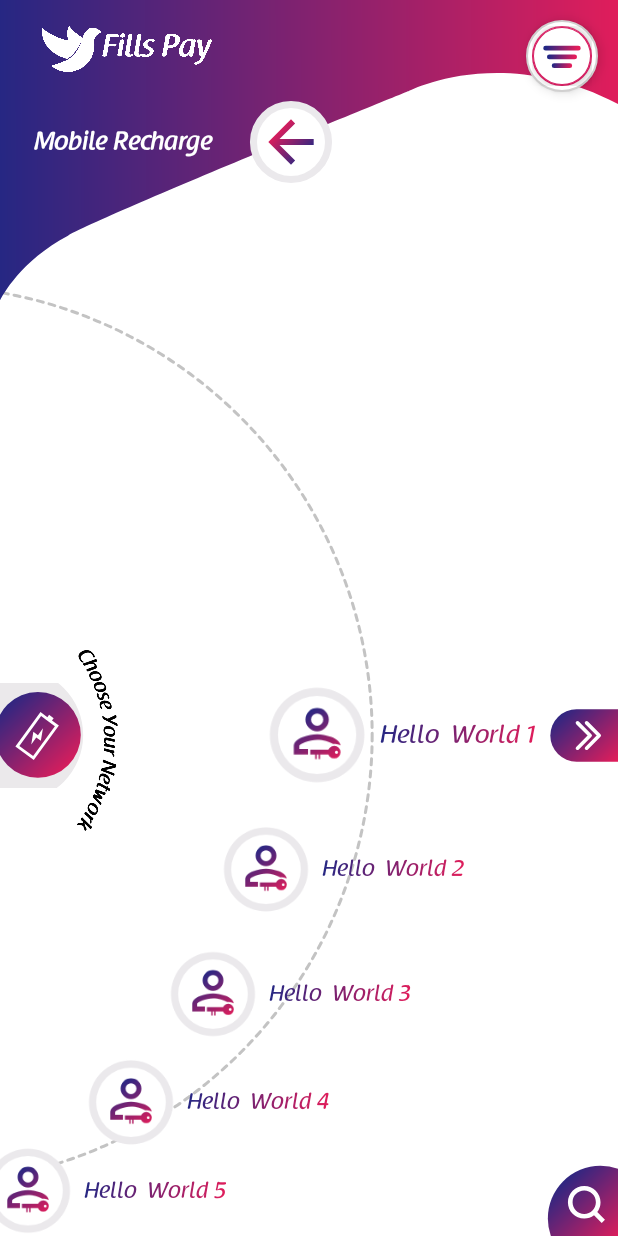
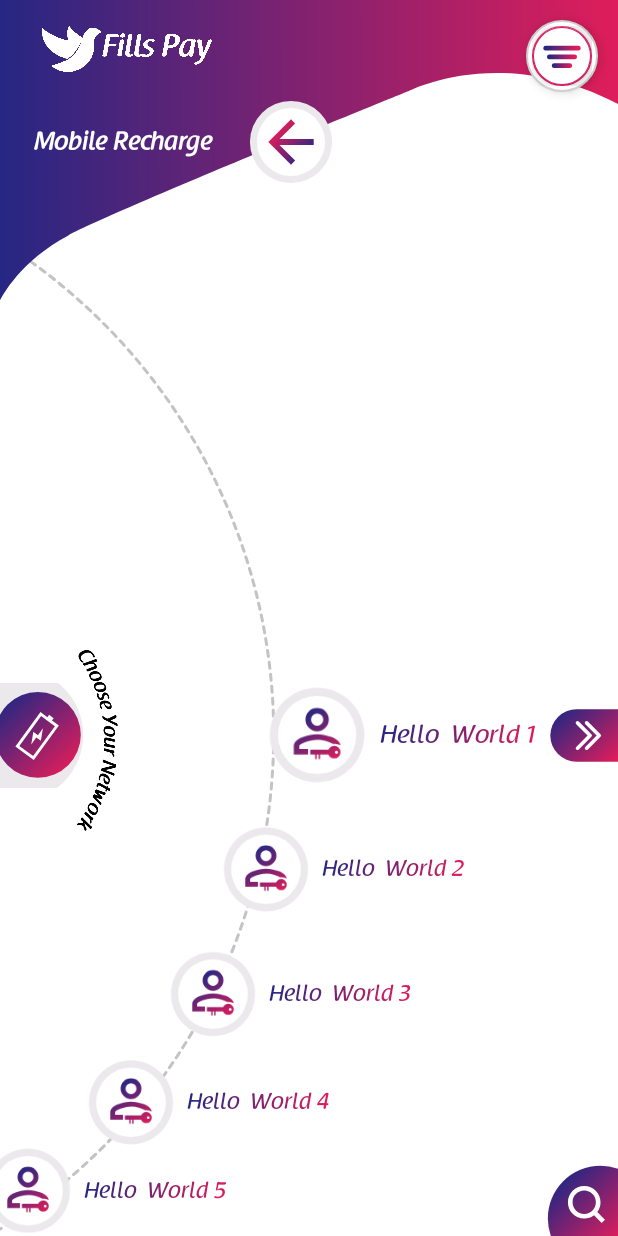
Before and after one commit to marasamallikarjuna/fill, an Android app: the MobileRecFragOne screen opened directly, with no data from a screen before it, on a phone screen of 412 x 824 dp. Run offline under Robolectric (Android 15) with nearby library versions, the phone set to English and light mode, and no system bars; our stand-ins replace sdp/ssp sizes; Roboto replaces fonts that are not available here.

Commit message:
CurveView Adapter updated

```diff
--- a/app/src/main/java/com/mi/fillspay/utilities/circleRecyclerView/CurveView.java
+++ b/app/src/main/java/com/mi/fillspay/utilities/circleRecyclerView/CurveView.java
@@ -67,10 +67,8 @@ public class CurveView extends View {
             super.onDraw(canvas);
             return;
         }
-        float centerX = -width / 8;
+        float centerX = -width / 2;
         float centerY = height / 2;
-
-        canvas.drawCircle(centerX, centerY, (float) (height / 2.4), dashPaint);
-
+        canvas.drawCircle(centerX, centerY, (float) (height / 1.85), dashPaint);
     }
 }
```
